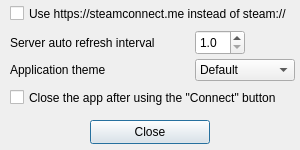
TheRatest/of-server-browser, file optionsdialog.ui: the form before one commit.
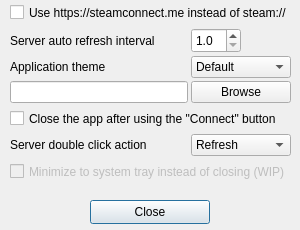
The form after the commit. Icons and pictures are not drawn.

Diff of the .ui file:
```diff
--- a/optionsdialog.ui
+++ b/optionsdialog.ui
@@ -7,7 +7,7 @@
     <x>0</x>
     <y>0</y>
     <width>300</width>
-    <height>150</height>
+    <height>230</height>
    </rect>
   </property>
   <property name="sizePolicy">
@@ -25,7 +25,7 @@
   <property name="maximumSize">
    <size>
     <width>300</width>
-    <height>150</height>
+    <height>10000</height>
    </size>
   </property>
   <property name="windowTitle">
@@ -42,7 +42,7 @@
    <property name="geometry">
     <rect>
      <x>90</x>
-     <y>120</y>
+     <y>200</y>
      <width>120</width>
      <height>24</height>
     </rect>
@@ -56,8 +56,8 @@
     <rect>
      <x>0</x>
      <y>0</y>
-     <width>305</width>
-     <height>111</height>
+     <width>301</width>
+     <height>191</height>
     </rect>
    </property>
    <layout class="QGridLayout" name="gridLayout">
@@ -76,16 +76,17 @@
     <property name="spacing">
      <number>3</number>
     </property>
-    <item row="0" column="0" colspan="2">
-     <widget class="QCheckBox" name="checkSteamconnect">
-      <property name="maximumSize">
-       <size>
-        <width>16777215</width>
-        <height>25</height>
-       </size>
-      </property>
+    <item row="3" column="1">
+     <widget class="QPushButton" name="buttonBrowseStyle">
       <property name="text">
-       <string>Use https://steamconnect.me instead of steam://</string>
+       <string>Browse</string>
+      </property>
+     </widget>
+    </item>
+    <item row="3" column="0">
+     <widget class="QLineEdit" name="inputCustomStyle">
+      <property name="enabled">
+       <bool>true</bool>
       </property>
      </widget>
     </item>
@@ -102,6 +103,49 @@
       </property>
      </widget>
     </item>
+    <item row="5" column="1">
+     <widget class="QComboBox" name="comboDCAction">
+      <property name="minimumSize">
+       <size>
+        <width>100</width>
+        <height>0</height>
+       </size>
+      </property>
+      <item>
+       <property name="text">
+        <string>Refresh</string>
+       </property>
+      </item>
+      <item>
+       <property name="text">
+        <string>Connect</string>
+       </property>
+      </item>
+      <item>
+       <property name="text">
+        <string>Favorite</string>
+       </property>
+      </item>
+      <item>
+       <property name="text">
+        <string>Copy link</string>
+       </property>
+      </item>
+     </widget>
+    </item>
+    <item row="1" column="0">
+     <widget class="QLabel" name="labelRefresh">
+      <property name="maximumSize">
+       <size>
+        <width>16777215</width>
+        <height>25</height>
+       </size>
+      </property>
+      <property name="text">
+       <string>Server auto refresh interval</string>
+      </property>
+     </widget>
+    </item>
     <item row="2" column="1">
      <widget class="QComboBox" name="comboStyle">
       <property name="minimumSize">
@@ -147,8 +191,21 @@
       </item>
      </widget>
     </item>
-    <item row="1" column="0">
-     <widget class="QLabel" name="labelRefresh">
+    <item row="5" column="0">
+     <widget class="QLabel" name="labelDCAction">
+      <property name="minimumSize">
+       <size>
+        <width>180</width>
+        <height>0</height>
+       </size>
+      </property>
+      <property name="text">
+       <string>Server double click action</string>
+      </property>
+     </widget>
+    </item>
+    <item row="4" column="0" colspan="2">
+     <widget class="QCheckBox" name="checkCloseAfterConnect">
       <property name="maximumSize">
        <size>
         <width>16777215</width>
@@ -156,7 +213,20 @@
        </size>
       </property>
       <property name="text">
-       <string>Server auto refresh interval</string>
+       <string>Close the app after using the &quot;Connect&quot; button</string>
+      </property>
+     </widget>
+    </item>
+    <item row="0" column="0" colspan="2">
+     <widget class="QCheckBox" name="checkSteamconnect">
+      <property name="maximumSize">
+       <size>
+        <width>16777215</width>
+        <height>25</height>
+       </size>
+      </property>
+      <property name="text">
+       <string>Use https://steamconnect.me instead of steam://</string>
       </property>
      </widget>
     </item>
@@ -179,8 +249,11 @@
       </property>
      </widget>
     </item>
-    <item row="3" column="0" colspan="2">
-     <widget class="QCheckBox" name="checkCloseAfterConnect">
+    <item row="6" column="0" colspan="2">
+     <widget class="QCheckBox" name="checkTray">
+      <property name="enabled">
+       <bool>false</bool>
+      </property>
       <property name="maximumSize">
        <size>
         <width>16777215</width>
@@ -188,7 +261,10 @@
        </size>
       </property>
       <property name="text">
-       <string>Close the app after using the &quot;Connect&quot; button</string>
+       <string>Minimize to system tray instead of closing (WIP)</string>
+      </property>
+      <property name="checkable">
+       <bool>true</bool>
       </property>
      </widget>
     </item>
```
Left out of the diff: 5 changed lines with no effect on the pictures.
